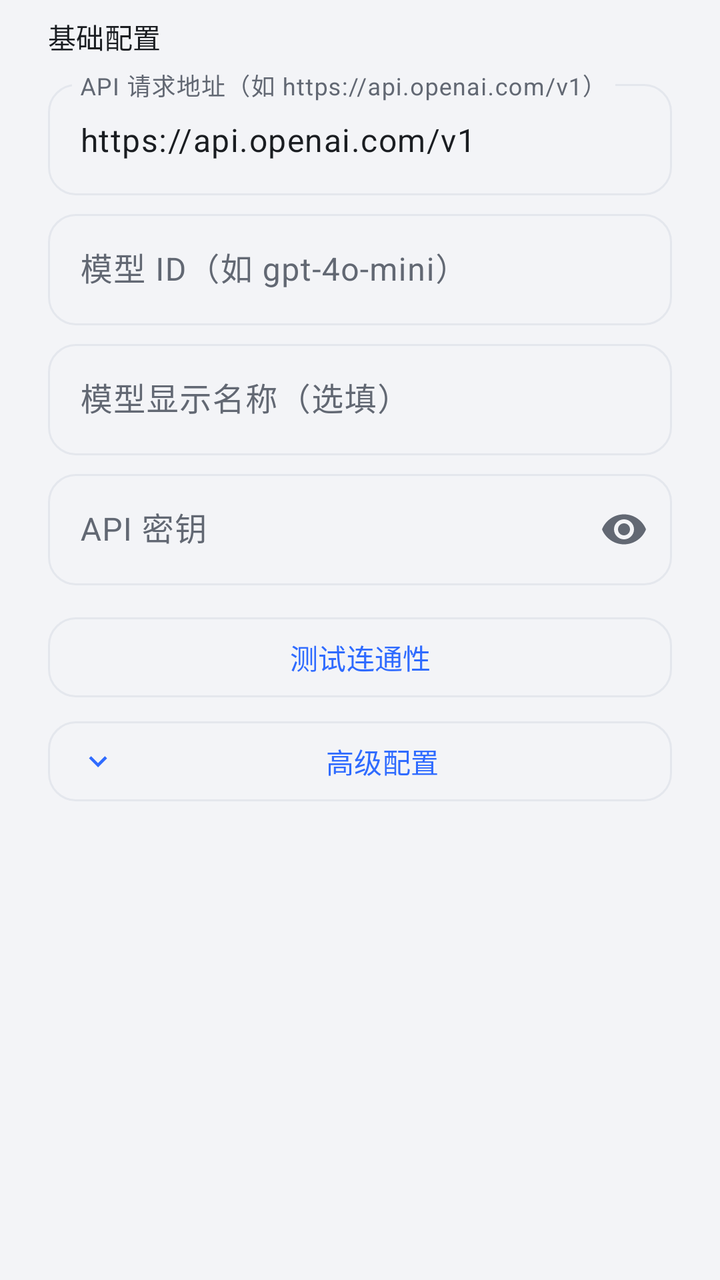
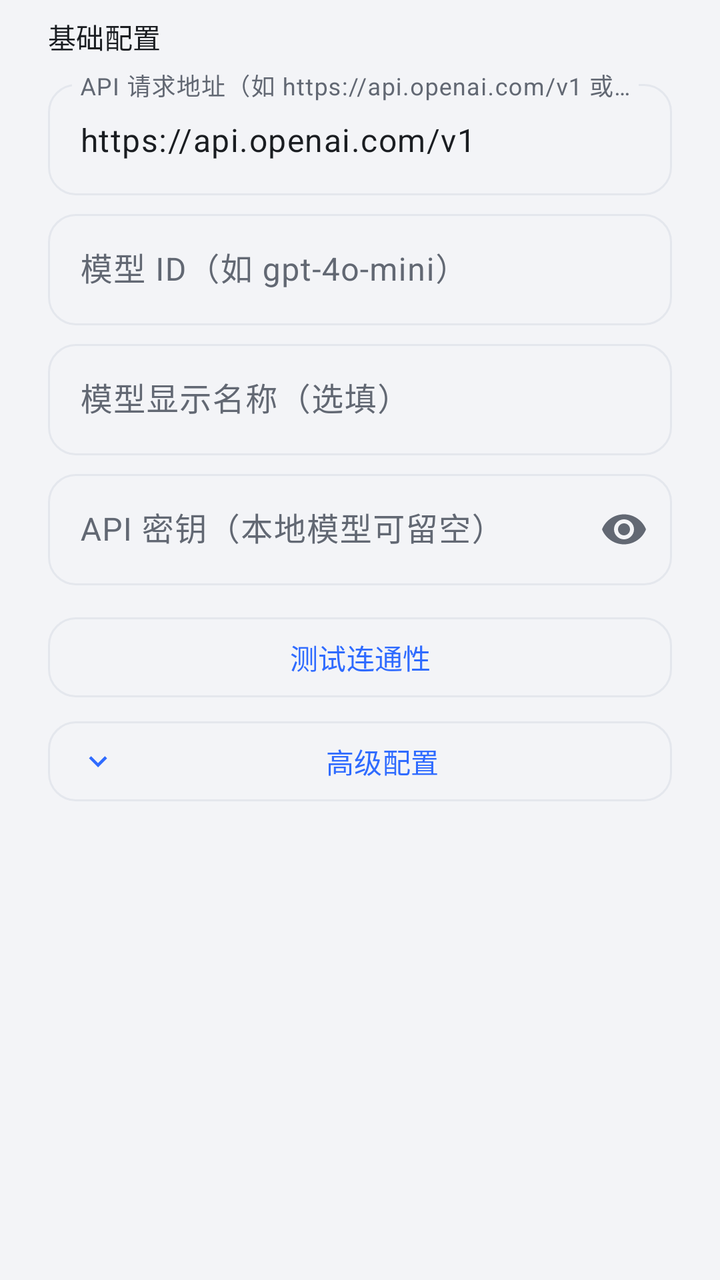

An Android layout rendered at two revisions. The XML below is the earlier revision; the diff shows what the commit changed to produce the second picture.
<!-- AndroidManifest.xml: application theme Theme.MagicWindow -->
<!-- res/layout/dialog_ai_model.xml -->
<?xml version="1.0" encoding="utf-8"?>
<ScrollView
    xmlns:android="http://schemas.android.com/apk/res/android"
    xmlns:app="http://schemas.android.com/apk/res-auto"
    android:layout_width="match_parent"
    android:layout_height="wrap_content">

    <LinearLayout
        android:layout_width="match_parent"
        android:layout_height="wrap_content"
        android:orientation="vertical"
        android:paddingHorizontal="24dp"
        android:paddingTop="8dp"
        android:paddingBottom="16dp">

        
        <TextView
            android:layout_width="match_parent"
            android:layout_height="wrap_content"
            android:text="@string/ai_model_basic"
            android:textAppearance="?attr/textAppearanceTitleSmall"
            android:textColor="?attr/colorOnSurface"
            android:layout_marginBottom="8dp" />

        <com.google.android.material.textfield.TextInputLayout
            android:layout_width="match_parent"
            android:layout_height="wrap_content"
            android:hint="@string/ai_model_api_base_hint"
            android:layout_marginBottom="4dp"
            style="@style/Widget.MagicWindow.TextInput.Outlined">
            <com.google.android.material.textfield.TextInputEditText
                android:id="@+id/etApiBase"
                android:layout_width="match_parent"
                android:layout_height="wrap_content"
                android:inputType="textUri"
                android:text="https://api.openai.com/v1" />
        </com.google.android.material.textfield.TextInputLayout>

        <com.google.android.material.textfield.TextInputLayout
            android:layout_width="match_parent"
            android:layout_height="wrap_content"
            android:hint="@string/ai_model_id_hint"
            android:layout_marginBottom="4dp"
            style="@style/Widget.MagicWindow.TextInput.Outlined">
            <com.google.android.material.textfield.TextInputEditText
                android:id="@+id/etModelId"
                android:layout_width="match_parent"
                android:layout_height="wrap_content"
                android:inputType="text" />
        </com.google.android.material.textfield.TextInputLayout>

        <com.google.android.material.textfield.TextInputLayout
            android:layout_width="match_parent"
            android:layout_height="wrap_content"
            android:hint="@string/ai_model_name_hint"
            android:layout_marginBottom="4dp"
            style="@style/Widget.MagicWindow.TextInput.Outlined">
            <com.google.android.material.textfield.TextInputEditText
                android:id="@+id/etDisplayName"
                android:layout_width="match_parent"
                android:layout_height="wrap_content"
                android:inputType="text" />
        </com.google.android.material.textfield.TextInputLayout>

        <com.google.android.material.textfield.TextInputLayout
            android:layout_width="match_parent"
            android:layout_height="wrap_content"
            android:hint="@string/ai_model_key_hint"
            android:layout_marginBottom="12dp"
            app:endIconMode="password_toggle"
            style="@style/Widget.MagicWindow.TextInput.Outlined">
            <com.google.android.material.textfield.TextInputEditText
                android:id="@+id/etApiKey"
                android:layout_width="match_parent"
                android:layout_height="wrap_content"
                android:inputType="textPassword" />
        </com.google.android.material.textfield.TextInputLayout>

        
        <com.google.android.material.button.MaterialButton
            android:id="@+id/btnTestConnection"
            style="?attr/materialButtonOutlinedStyle"
            android:layout_width="match_parent"
            android:layout_height="wrap_content"
            android:text="@string/ai_model_test"
            android:layout_marginBottom="4dp" />

        <TextView
            android:id="@+id/tvTestResult"
            android:layout_width="match_parent"
            android:layout_height="wrap_content"
            android:textSize="12sp"
            android:layout_marginBottom="12dp"
            android:visibility="gone" />

        
        <com.google.android.material.button.MaterialButton
            android:id="@+id/btnAdvanced"
            style="?attr/materialButtonOutlinedStyle"
            android:layout_width="match_parent"
            android:layout_height="wrap_content"
            android:text="@string/ai_model_advanced"
            android:layout_marginBottom="8dp"
            app:icon="@drawable/ic_chevron_down" />

        <LinearLayout
            android:id="@+id/layoutAdvanced"
            android:layout_width="match_parent"
            android:layout_height="wrap_content"
            android:orientation="vertical"
            android:visibility="gone">

            <TextView
                android:layout_width="match_parent"
                android:layout_height="wrap_content"
                android:text="@string/ai_model_tokens"
                android:textAppearance="?attr/textAppearanceTitleSmall"
                android:textColor="?attr/colorOnSurface"
                android:layout_marginBottom="8dp" />

            <LinearLayout
                android:layout_width="match_parent"
                android:layout_height="wrap_content"
                android:orientation="horizontal">

                <com.google.android.material.textfield.TextInputLayout
                    android:layout_width="0dp"
                    android:layout_height="wrap_content"
                    android:layout_weight="1"
                    android:hint="@string/ai_model_input_tokens"
                    android:layout_marginEnd="8dp"
                    style="@style/Widget.MagicWindow.TextInput.Outlined">
                    <com.google.android.material.textfield.TextInputEditText
                        android:id="@+id/etMaxInputTokens"
                        android:layout_width="match_parent"
                        android:layout_height="wrap_content"
                        android:inputType="number"
                        android:text="131072" />
                </com.google.android.material.textfield.TextInputLayout>

                <com.google.android.material.textfield.TextInputLayout
                    android:layout_width="0dp"
                    android:layout_height="wrap_content"
                    android:layout_weight="1"
                    android:hint="@string/ai_model_output_tokens"
                    style="@style/Widget.MagicWindow.TextInput.Outlined">
                    <com.google.android.material.textfield.TextInputEditText
                        android:id="@+id/etMaxOutputTokens"
                        android:layout_width="match_parent"
                        android:layout_height="wrap_content"
                        android:inputType="number"
                        android:text="16384" />
                </com.google.android.material.textfield.TextInputLayout>
            </LinearLayout>

            <com.google.android.material.textfield.TextInputLayout
                android:layout_width="match_parent"
                android:layout_height="wrap_content"
                android:hint="@string/ai_model_tool_rounds"
                android:layout_marginTop="8dp"
                style="@style/Widget.MagicWindow.TextInput.Outlined">
                <com.google.android.material.textfield.TextInputEditText
                    android:id="@+id/etToolRounds"
                    android:layout_width="match_parent"
                    android:layout_height="wrap_content"
                    android:inputType="number"
                    android:text="25" />
            </com.google.android.material.textfield.TextInputLayout>

            <TextView
                android:layout_width="match_parent"
                android:layout_height="wrap_content"
                android:text="@string/ai_model_sampling"
                android:textAppearance="?attr/textAppearanceTitleSmall"
                android:textColor="?attr/colorOnSurface"
                android:layout_marginTop="16dp"
                android:layout_marginBottom="8dp" />

            <com.google.android.material.textfield.TextInputLayout
                android:layout_width="match_parent"
                android:layout_height="wrap_content"
                android:hint="@string/ai_model_temperature"
                android:layout_marginBottom="4dp"
                style="@style/Widget.MagicWindow.TextInput.Outlined">
                <com.google.android.material.textfield.TextInputEditText
                    android:id="@+id/etTemperature"
                    android:layout_width="match_parent"
                    android:layout_height="wrap_content"
                    android:inputType="numberDecimal"
                    android:text="0.4" />
            </com.google.android.material.textfield.TextInputLayout>

            <com.google.android.material.textfield.TextInputLayout
                android:layout_width="match_parent"
                android:layout_height="wrap_content"
                android:hint="@string/ai_model_top_p"
                android:layout_marginBottom="4dp"
                style="@style/Widget.MagicWindow.TextInput.Outlined">
                <com.google.android.material.textfield.TextInputEditText
                    android:id="@+id/etTopP"
                    android:layout_width="match_parent"
                    android:layout_height="wrap_content"
                    android:inputType="numberDecimal"
                    android:text="0.95" />
            </com.google.android.material.textfield.TextInputLayout>

            <com.google.android.material.textfield.TextInputLayout
                android:layout_width="match_parent"
                android:layout_height="wrap_content"
                android:hint="@string/ai_model_top_k"
                style="@style/Widget.MagicWindow.TextInput.Outlined">
                <com.google.android.material.textfield.TextInputEditText
                    android:id="@+id/etTopK"
                    android:layout_width="match_parent"
                    android:layout_height="wrap_content"
                    android:inputType="number"
                    android:text="20" />
            </com.google.android.material.textfield.TextInputLayout>
        </LinearLayout>
    </LinearLayout>
</ScrollView>
<!-- resources referenced by this layout -->
<resources>
  <string name="ai_model_advanced">高级配置</string>
  <string name="ai_model_api_base_hint">API 请求地址（如 https://api.openai.com/v1）</string>
  <string name="ai_model_basic">基础配置</string>
  <string name="ai_model_id_hint">模型 ID（如 gpt-4o-mini）</string>
  <string name="ai_model_input_tokens">输入 Token</string>
  <string name="ai_model_key_hint">API 密钥</string>
  <string name="ai_model_name_hint">模型显示名称（选填）</string>
  <string name="ai_model_output_tokens">输出 Token</string>
  <string name="ai_model_sampling">采样参数</string>
  <string name="ai_model_temperature">Temperature</string>
  <string name="ai_model_test">测试连通性</string>
  <string name="ai_model_tokens">上下文窗口（Token）</string>
  <string name="ai_model_tool_rounds">工具调用轮数</string>
  <string name="ai_model_top_k">Top K</string>
  <string name="ai_model_top_p">Top P</string>
  <color name="app_bg">#F3F4F7</color>
  <color name="brand_primary">#2F6BFF</color>
  <color name="brand_on_primary">#FFFFFF</color>
  <color name="brand_primary_container">#E4ECFF</color>
  <color name="brand_on_primary_container">#0A2E80</color>
  <color name="brand_secondary">#535F71</color>
  <color name="brand_on_secondary">#FFFFFF</color>
  <color name="brand_secondary_container">#E7EDF6</color>
  <color name="brand_on_secondary_container">#2D3642</color>
  <color name="card_bg">#FFFFFF</color>
  <color name="text_primary">#1A1D21</color>
  <color name="card_bg_high">#F2F4F8</color>
  <color name="text_secondary">#626873</color>
  <color name="divider">#E4E7ED</color>
  <color name="conflict_error">#C02B1F</color>
  <style name="ShapeAppearance.MagicWindow.Small" parent="">
          <item name="cornerFamily">rounded</item>
          <item name="cornerSize">12dp</item>
      </style>
  <style name="ShapeAppearance.MagicWindow.Medium" parent="">
          <item name="cornerFamily">rounded</item>
          <item name="cornerSize">16dp</item>
      </style>
  <style name="ShapeAppearance.MagicWindow.Large" parent="">
          <item name="cornerFamily">rounded</item>
          <item name="cornerSize">22dp</item>
      </style>
  <style name="Widget.MagicWindow.Button" parent="Widget.Material3.Button">
          <item name="cornerRadius">14dp</item>
          <item name="android:textAllCaps">false</item>
          <item name="android:minHeight">48dp</item>
          <item name="android:paddingStart">20dp</item>
          <item name="android:paddingEnd">20dp</item>
      </style>
  <style name="Widget.MagicWindow.Fab" parent="Widget.Material3.FloatingActionButton.Primary">
          <item name="shapeAppearanceOverlay">@style/ShapeAppearance.MagicWindow.Fab</item>
          <item name="elevation">3dp</item>
      </style>
  <style name="Widget.MagicWindow.ChipGroup" parent="Widget.Material3.ChipGroup">
          <item name="chipSpacingVertical">6dp</item>
      </style>
  <style name="ThemeOverlay.MagicWindow.BottomSheet" parent="ThemeOverlay.Material3.BottomSheetDialog">
          <item name="bottomSheetStyle">@style/Widget.MagicWindow.BottomSheet</item>
      </style>
  <style name="ShapeAppearance.MagicWindow.Fab" parent="">
          <item name="cornerFamily">rounded</item>
          <item name="cornerSize">18dp</item>
      </style>
  <style name="Widget.MagicWindow.BottomSheet" parent="Widget.Material3.BottomSheet.Modal">
          <item name="shapeAppearanceOverlay">@style/ShapeAppearance.MagicWindow.BottomSheet</item>
          <item name="backgroundTint">@color/card_bg</item>
      </style>
  <style name="ShapeAppearance.MagicWindow.BottomSheet" parent="">
          <item name="cornerFamily">rounded</item>
          <item name="cornerSizeTopLeft">24dp</item>
          <item name="cornerSizeTopRight">24dp</item>
          <item name="cornerSizeBottomRight">0dp</item>
          <item name="cornerSizeBottomLeft">0dp</item>
      </style>
  <!-- unchanged entries left out for length: 4 -->
</resources>

<!-- the commit's change to res/layout/dialog_ai_model.xml (unified diff, before → after) -->
@@ -135,7 +135,7 @@
                         android:layout_width="match_parent"
                         android:layout_height="wrap_content"
                         android:inputType="number"
-                        android:text="131072" />
+                        android:text="128000" />
                 </com.google.android.material.textfield.TextInputLayout>
 
                 <com.google.android.material.textfield.TextInputLayout
@@ -149,7 +149,7 @@
                         android:layout_width="match_parent"
                         android:layout_height="wrap_content"
                         android:inputType="number"
-                        android:text="16384" />
+                        android:text="12800" />
                 </com.google.android.material.textfield.TextInputLayout>
             </LinearLayout>
 
@@ -164,7 +164,7 @@
                     android:layout_width="match_parent"
                     android:layout_height="wrap_content"
                     android:inputType="number"
-                    android:text="25" />
+                    android:text="120" />
             </com.google.android.material.textfield.TextInputLayout>
 
             <TextView
@@ -187,7 +187,7 @@
                     android:layout_width="match_parent"
                     android:layout_height="wrap_content"
                     android:inputType="numberDecimal"
-                    android:text="0.4" />
+                    android:text="0.3" />
             </com.google.android.material.textfield.TextInputLayout>
 
             <com.google.android.material.textfield.TextInputLayout
@@ -201,7 +201,7 @@
                     android:layout_width="match_parent"
                     android:layout_height="wrap_content"
                     android:inputType="numberDecimal"
-                    android:text="0.95" />
+                    android:text="1.0" />
             </com.google.android.material.textfield.TextInputLayout>
 
             <com.google.android.material.textfield.TextInputLayout
@@ -214,7 +214,7 @@
                     android:layout_width="match_parent"
                     android:layout_height="wrap_content"
                     android:inputType="number"
-                    android:text="20" />
+                    android:text="35" />    
             </com.google.android.material.textfield.TextInputLayout>
         </LinearLayout>
     </LinearLayout>
<!-- resource entries referenced after the edit -->
@@ -1,11 +1,11 @@
 <!-- resources referenced by this layout -->
 <resources>
   <string name="ai_model_advanced">高级配置</string>
-  <string name="ai_model_api_base_hint">API 请求地址（如 https://api.openai.com/v1）</string>
+  <string name="ai_model_api_base_hint">API 请求地址（如 https://api.openai.com/v1 或 http://192.168.1.5:11434/v1）</string>
   <string name="ai_model_basic">基础配置</string>
   <string name="ai_model_id_hint">模型 ID（如 gpt-4o-mini）</string>
   <string name="ai_model_input_tokens">输入 Token</string>
-  <string name="ai_model_key_hint">API 密钥</string>
+  <string name="ai_model_key_hint">API 密钥（本地模型可留空）</string>
   <string name="ai_model_name_hint">模型显示名称（选填）</string>
   <string name="ai_model_output_tokens">输出 Token</string>
   <string name="ai_model_sampling">采样参数</string>
